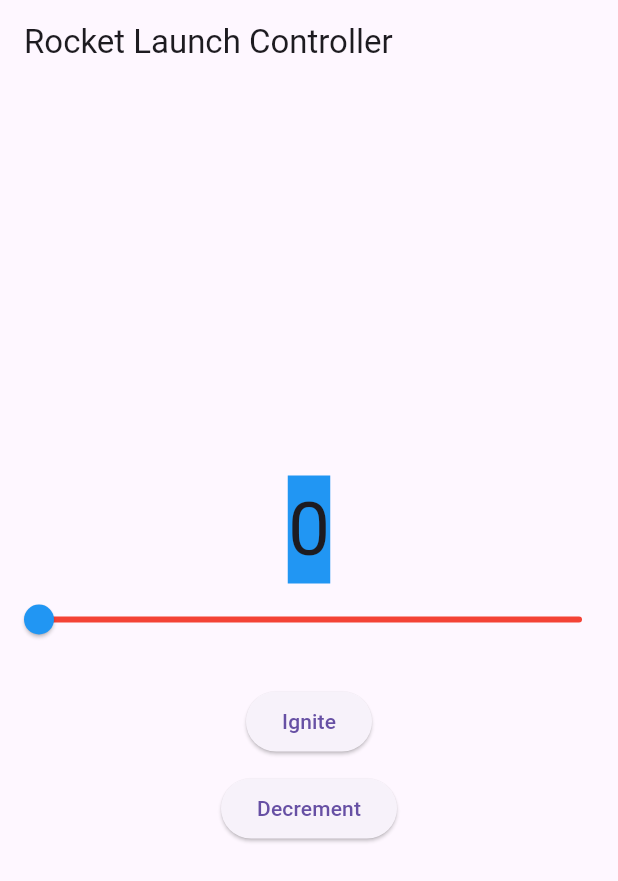
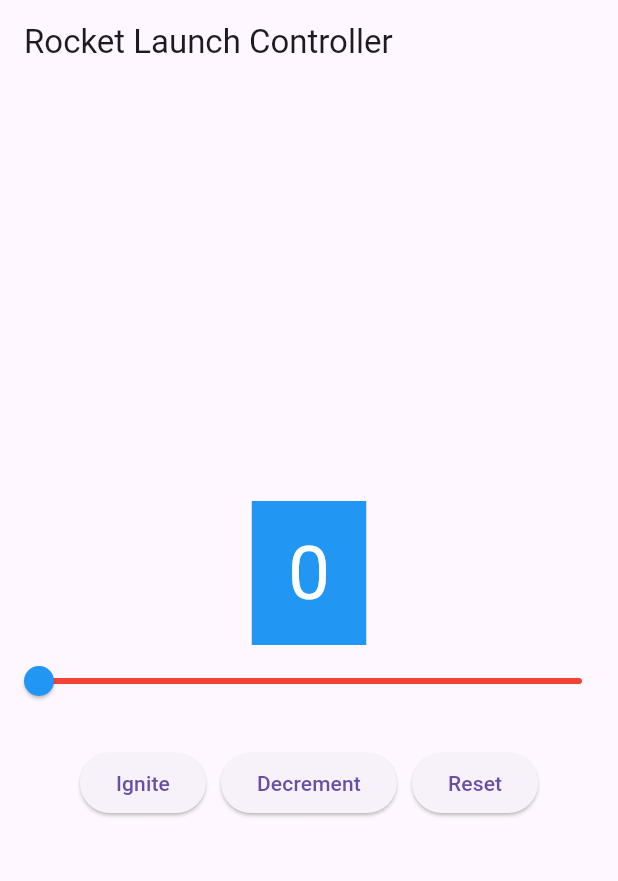
Before and after one commit to rdinani1/stateful_rocketlaunch, a Flutter app: the screen it shows after launch, after a tap on "Ignite", after a tap on "Decrement", on a phone screen of 412 x 824 dp. Shown: the top 881 px of the screen. Run offline on Flutter 3.47's test engine with Material 3 defaults, Android fonts, the phone set to English and light mode, and no system bars.

Commit message:
Add safety controls: decrement with min 0 and reset

```diff
--- a/lib/main.dart
+++ b/lib/main.dart
@@ -9,9 +9,7 @@ class MyApp extends StatelessWidget {
   Widget build(BuildContext context) {
     return MaterialApp(
       title: 'Rocket Launch Controller',
-      theme: ThemeData(
-        primarySwatch: Colors.blue,
-      ),
+      theme: ThemeData(primarySwatch: Colors.blue),
       home: const CounterWidget(),
     );
   }
@@ -27,6 +25,24 @@ class CounterWidget extends StatefulWidget {
 class _CounterWidgetState extends State<CounterWidget> {
   int _counter = 0;
 
+  void _ignite() {
+    setState(() {
+      if (_counter < 100) _counter++;
+    });
+  }
+
+  void _decrement() {
+    setState(() {
+      if (_counter > 0) _counter--;
+    });
+  }
+
+  void _reset() {
+    setState(() {
+      _counter = 0;
+    });
+  }
+
   @override
   Widget build(BuildContext context) {
     return Scaffold(
@@ -39,9 +55,10 @@ class _CounterWidgetState extends State<CounterWidget> {
           Center(
             child: Container(
               color: Colors.blue,
+              padding: const EdgeInsets.symmetric(vertical: 12, horizontal: 24),
               child: Text(
                 '$_counter',
-                style: const TextStyle(fontSize: 50.0),
+                style: const TextStyle(fontSize: 50.0, color: Colors.white),
               ),
             ),
           ),
@@ -63,30 +80,25 @@ class _CounterWidgetState extends State<CounterWidget> {
 
           const SizedBox(height: 20),
 
-          // 🔥 Ignite Button
-          ElevatedButton(
-            onPressed: () {
-              setState(() {
-                if (_counter < 100) {
-                  _counter++;
-                }
-              });
-            },
-            child: const Text('Ignite'),
-          ),
-
-          const SizedBox(height: 10),
-
-          // ⬇ Decrement Button
-          ElevatedButton(
-            onPressed: () {
-              setState(() {
-                if (_counter > 0) {
-                  _counter--;
-                }
-              });
-            },
-            child: const Text('Decrement'),
+          // Buttons
+          Row(
+            mainAxisAlignment: MainAxisAlignment.center,
+            children: [
+              ElevatedButton(
+                onPressed: _ignite,
+                child: const Text('Ignite'),
+              ),
+              const SizedBox(width: 10),
+              ElevatedButton(
+                onPressed: _decrement,
+                child: const Text('Decrement'),
+              ),
+              const SizedBox(width: 10),
+              ElevatedButton(
+                onPressed: _reset,
+                child: const Text('Reset'),
+              ),
+            ],
           ),
         ],
       ),
```
